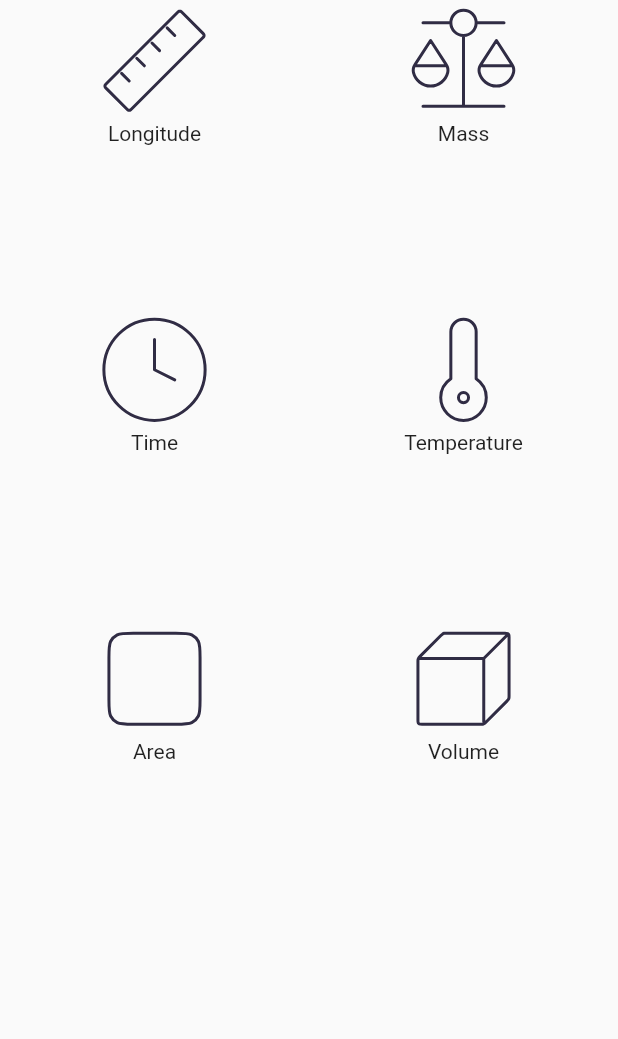
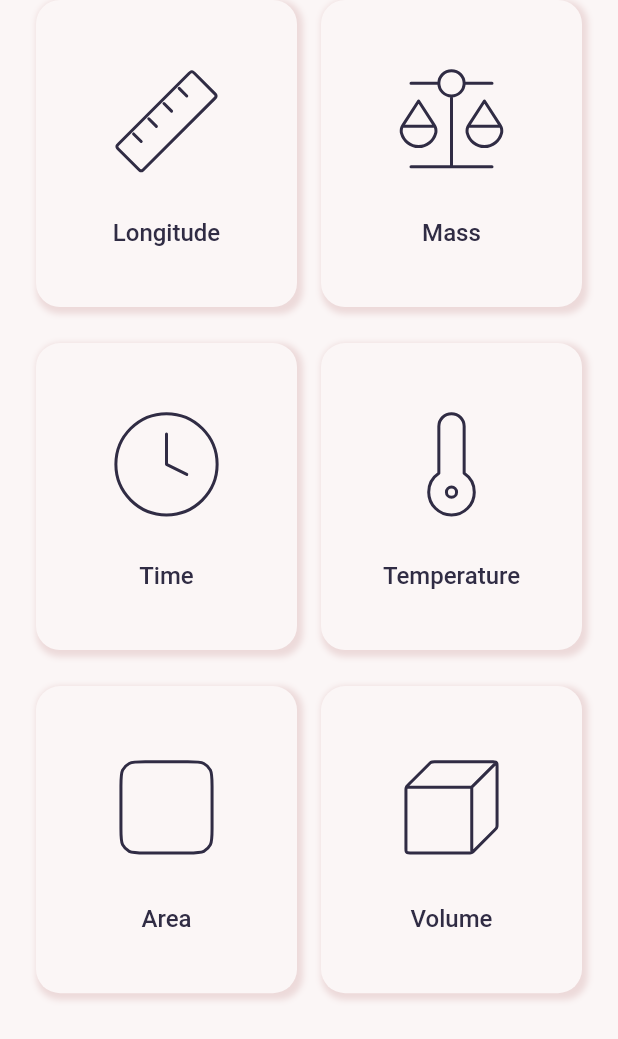
Before and after one commit to AntonioJoaquin/unit_converter_flutter, a Flutter app: the screen it shows after launch, on a phone screen of 412 x 824 dp. Shown: the top 1039 px of the screen. Run offline on Flutter 3.47's test engine with Material 2 defaults, Android fonts, the phone set to English and light mode, and no system bars; our stand-ins replace flutter_svg.

Commit message:
#1- Update category list design

```diff
--- a/lib/main.dart
+++ b/lib/main.dart
@@ -1,5 +1,7 @@
 import 'package:flutter/material.dart';
 import 'package:unit_converter/view/src/pages/home/home_page.dart';
+
+import 'view/view.dart';
 
 void main() {
   runApp(const MyApp());
@@ -12,9 +14,7 @@ class MyApp extends StatelessWidget {
   Widget build(BuildContext context) {
     return MaterialApp(
       title: 'Flutter Demo',
-      theme: ThemeData(
-        primarySwatch: Colors.blue,
-      ),
+      theme: View.theme,
       home: const HomePage(),
     );
   }
--- a/lib/view/src/common/converter.dart
+++ b/lib/view/src/common/converter.dart
@@ -1,4 +1,4 @@
-import 'media.dart';
+import 'style/media.dart';
 
 enum Converter {
   longitude(Media.icLongitude, 'Longitude'),
--- /dev/null
+++ b/lib/view/src/common/style/color.dart
@@ -0,0 +1,8 @@
+import 'package:flutter/widgets.dart';
+
+abstract class ColorPalette {
+  static const Color primary = Color(0xFFC18686);
+  static const Color background = Color(0xFFFBF6F6);
+  static Color shadow = const Color(0xFFC18686).withOpacity(.25);
+  static const Color content = Color(0xFF302C44);
+}
--- a/lib/view/src/pages/home/home_page.dart
+++ b/lib/view/src/pages/home/home_page.dart
@@ -2,6 +2,7 @@ import 'package:flutter/material.dart';
 import 'package:flutter_svg/svg.dart';
 
 import '../../common/converter.dart';
+import '../../common/style/color.dart';
 
 class HomePage extends StatelessWidget {
   const HomePage({Key? key}) : super(key: key);
@@ -9,25 +10,76 @@ class HomePage extends StatelessWidget {
   @override
   Widget build(BuildContext context) {
     return Scaffold(
-      body: GridView.builder(
+      body: SafeArea(
+        child: SingleChildScrollView(
+          child: Padding(
+            padding: const EdgeInsets.symmetric(horizontal: 24.0),
+            child: Column(
+              children: [
+                GridView.builder(
+                  shrinkWrap: true,
+                  physics: const NeverScrollableScrollPhysics(),
                   gridDelegate: const SliverGridDelegateWithFixedCrossAxisCount(
-              crossAxisCount: 2),
+                    crossAxisCount: 2,
+                    crossAxisSpacing: 16.0,
+                    mainAxisSpacing: 24.0,
+                    childAspectRatio: .85,
+                  ),
                   itemCount: Converter.values.length,
-          itemBuilder: (_, index) {
-            final item = Converter.values[index];
+                  itemBuilder: (_, index) => _CategoryItem(
+                    item: Converter.values[index],
+                  ),
+                ),
+              ],
+            ),
+          ),
+        ),
+      ),
+    );
+  }
+}
 
+class _CategoryItem extends StatelessWidget {
+  const _CategoryItem({
+    Key? key,
+    required this.item,
+  }) : super(key: key);
+
+  final Converter item;
+
+  @override
+  Widget build(BuildContext context) {
     return Container(
       decoration: BoxDecoration(
         borderRadius: BorderRadius.circular(16.0),
+        color: ColorPalette.background,
+        boxShadow: [
+          BoxShadow(
+            offset: const Offset(2, 2),
+            blurRadius: 3.0,
+            spreadRadius: 2.0,
+            color: ColorPalette.shadow,
+          ),
+        ],
       ),
       child: Column(
+        mainAxisAlignment: MainAxisAlignment.center,
         children: [
-                  SvgPicture.asset(item.icon),
-                  Text(item.name),
+          SvgPicture.asset(
+            item.icon,
+            color: ColorPalette.content,
+          ),
+          const SizedBox(height: 24.0),
+          Text(
+            item.name,
+            style: const TextStyle(
+              fontSize: 16.0,
+              fontWeight: FontWeight.w500,
+              color: ColorPalette.content,
+            ),
+          ),
         ],
       ),
     );
-          }),
-    );
   }
 }
--- /dev/null
+++ b/lib/view/view.dart
@@ -0,0 +1,9 @@
+import 'package:flutter/material.dart';
+
+import 'src/common/style/color.dart';
+
+abstract class View {
+  static ThemeData get theme => ThemeData(
+        scaffoldBackgroundColor: ColorPalette.background,
+      );
+}
```
Also changed, not shown: lib/view/src/common/style/media.dart (renamed from lib/view/src/common/media.dart). Lines whose indentation alone changed are shown as unchanged.
